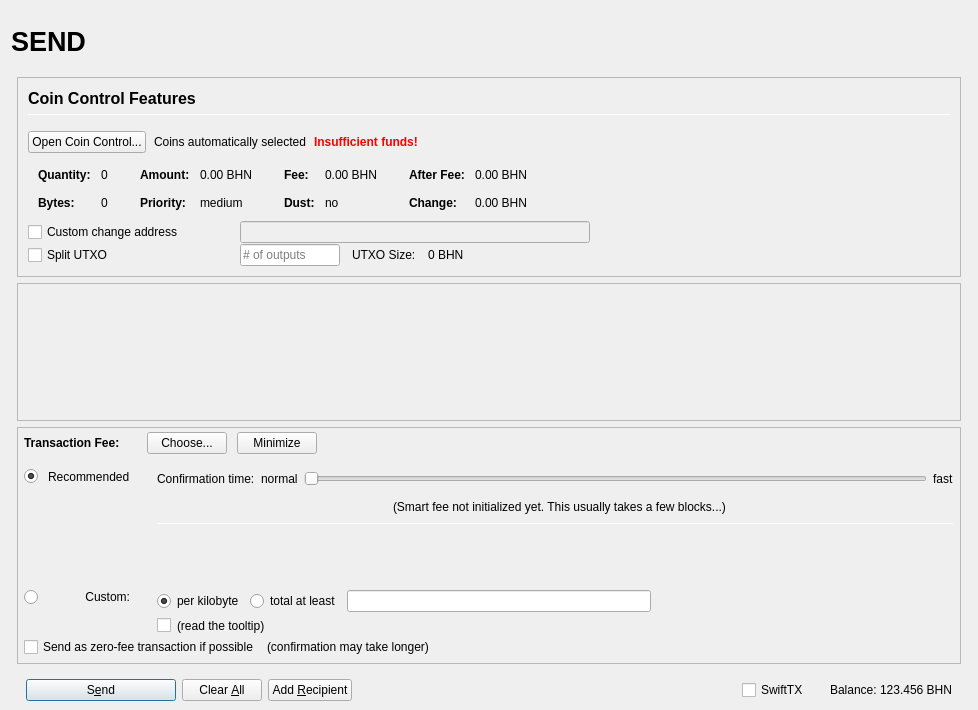
Old version of the form src/qt/forms/sendcoinsdialog.ui in the repository CryptoEnder/Leafn0de.
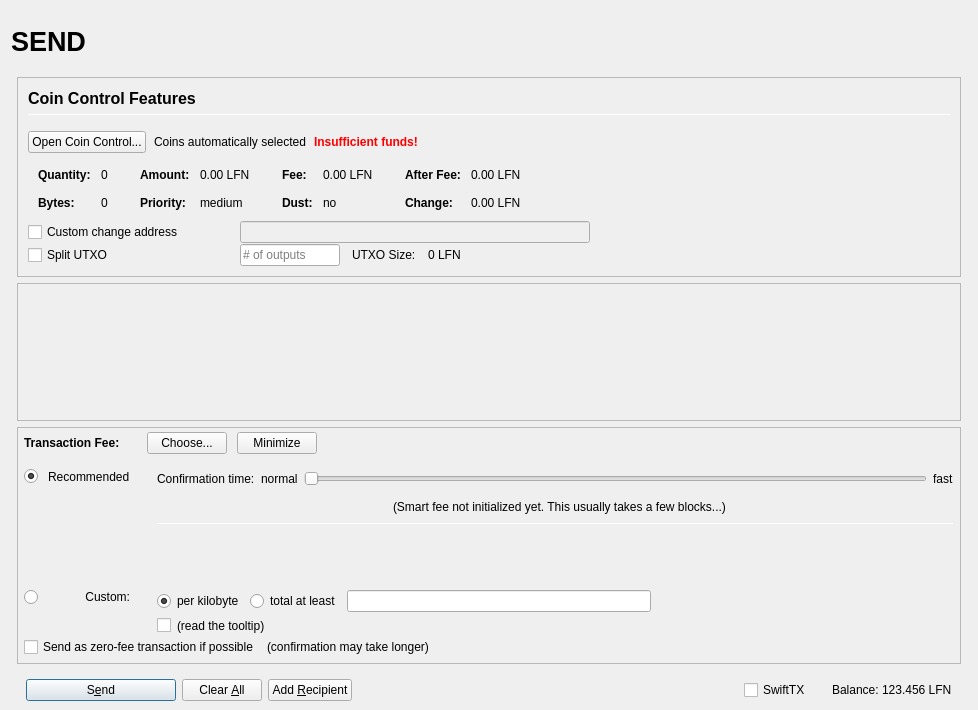
New version of the form. Icons and pictures are not drawn. Custom widgets are drawn as their Qt base class.

The edit to the form file:
```diff
--- a/src/qt/forms/sendcoinsdialog.ui
+++ b/src/qt/forms/sendcoinsdialog.ui
@@ -493,7 +493,7 @@
                         <enum>Qt::ActionsContextMenu</enum>
                        </property>
                        <property name="text">
-                        <string notr="true">0.00 BHN</string>
+                        <string notr="true">0.00 LFN</string>
                        </property>
                        <property name="textInteractionFlags">
                         <set>Qt::LinksAccessibleByMouse|Qt::TextSelectableByKeyboard|Qt::TextSelectableByMouse</set>
@@ -573,7 +573,7 @@
                         <enum>Qt::ActionsContextMenu</enum>
                        </property>
                        <property name="text">
-                        <string notr="true">0.00 BHN</string>
+                        <string notr="true">0.00 LFN</string>
                        </property>
                        <property name="textInteractionFlags">
                         <set>Qt::LinksAccessibleByMouse|Qt::TextSelectableByKeyboard|Qt::TextSelectableByMouse</set>
@@ -653,7 +653,7 @@
                         <enum>Qt::ActionsContextMenu</enum>
                        </property>
                        <property name="text">
-                        <string notr="true">0.00 BHN</string>
+                        <string notr="true">0.00 LFN</string>
                        </property>
                        <property name="textInteractionFlags">
                         <set>Qt::LinksAccessibleByMouse|Qt::TextSelectableByKeyboard|Qt::TextSelectableByMouse</set>
@@ -682,7 +682,7 @@
                         <enum>Qt::ActionsContextMenu</enum>
                        </property>
                        <property name="text">
-                        <string notr="true">0.00 BHN</string>
+                        <string notr="true">0.00 LFN</string>
                        </property>
                        <property name="textInteractionFlags">
                         <set>Qt::LinksAccessibleByMouse|Qt::TextSelectableByKeyboard|Qt::TextSelectableByMouse</set>
@@ -849,7 +849,7 @@
                 <item>
                  <widget class="QLabel" name="labelBlockSize">
                   <property name="text">
-                   <string>0 BHN</string>
+                   <string>0 LFN</string>
                   </property>
                  </widget>
                 </item>
@@ -1715,7 +1715,7 @@
                 <cursorShape>IBeamCursor</cursorShape>
                </property>
                <property name="text">
-                <string notr="true">123.456 BHN</string>
+                <string notr="true">123.456 LFN</string>
                </property>
                <property name="textInteractionFlags">
                 <set>Qt::LinksAccessibleByMouse|Qt::TextSelectableByKeyboard|Qt::TextSelectableByMouse</set>
```
Left out of the diff: 16 changed lines with no effect on the pictures.
